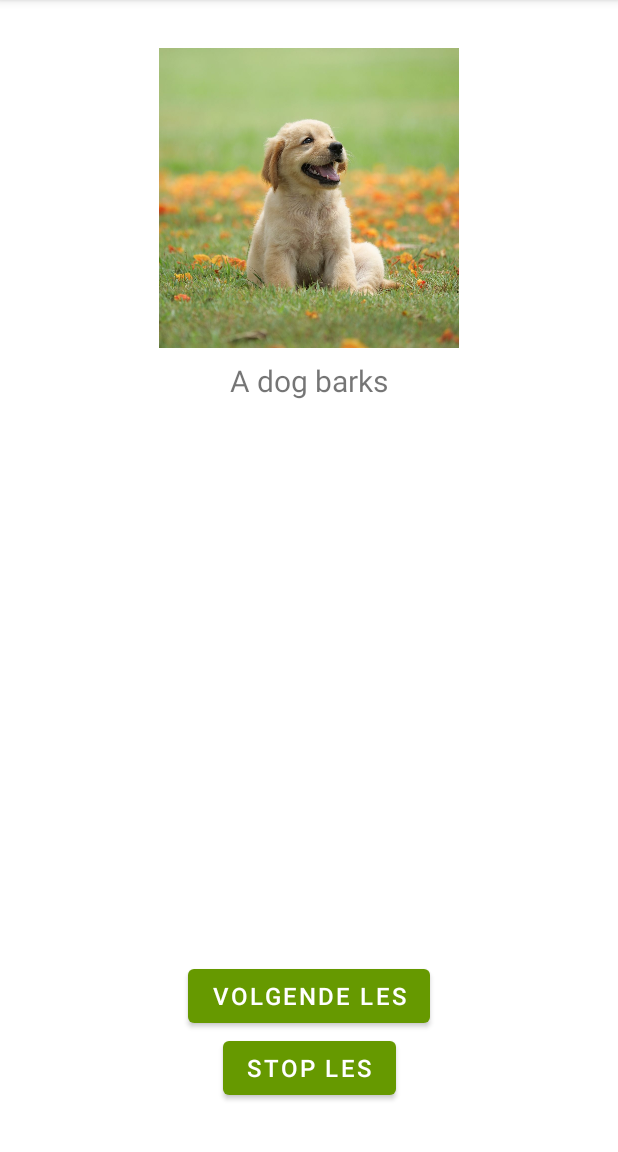
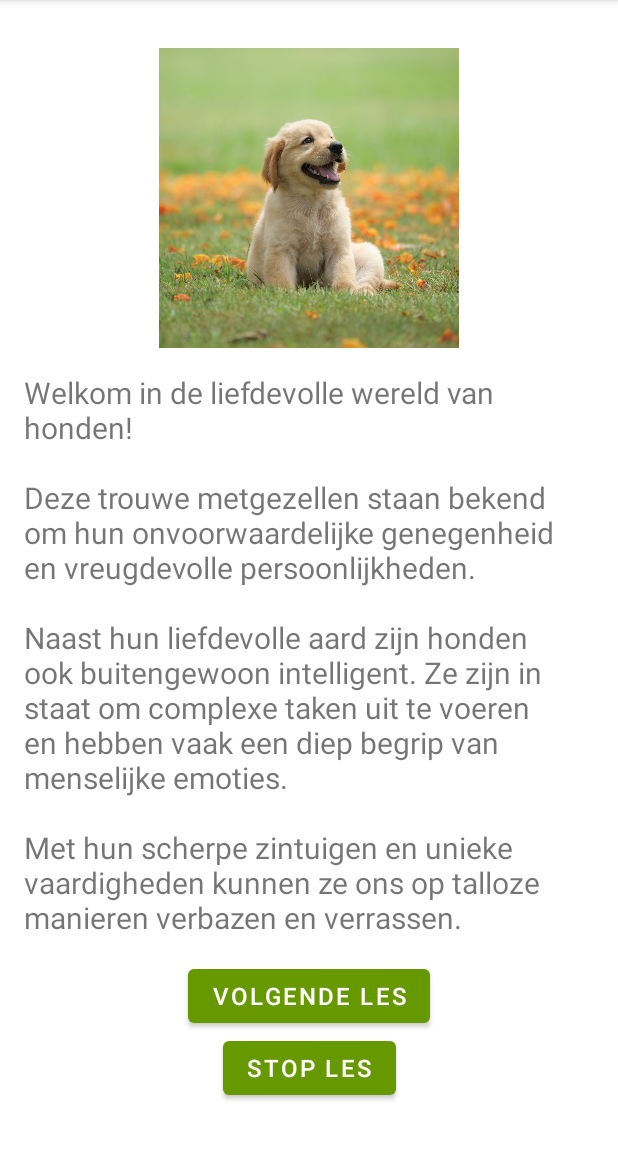
Before and after one commit to HanneVerstraete/Animalia, an Android app: the screen it shows after launch (MainActivity), after a tap on "VOLGENDE LES", on a phone screen of 412 x 824 dp, the part 84-1236 px from its top. Run offline under Robolectric (Android 15) with nearby library versions, the phone set to English and light mode, and no system bars; our stand-ins replace data binding.

Commit message:
feature Lessons: add scrollview

```diff
--- a/app/src/main/java/com/example/animalia/LessonBook.kt
+++ b/app/src/main/java/com/example/animalia/LessonBook.kt
@@ -4,9 +4,19 @@ class LessonBook {
     var currentLesson = ""
 
     private val lessons = listOf(
-        "A dog barks",
-        "Stap binnen in de betoverende wereld van leeuwen! Wat hun zo speciaal maakt, is niet alleen hun indrukwekkende uiterlijk, maar ook hun buitengewone sociale structuur. Leeuwen leven in hechte familiegroepen, ook wel troepen genoemd, waarin je meestal 10 tot 30 leden vindt, waaronder vrouwtjes, welpen en enkele mannetjes. Een van de meest verbazingwekkende eigenschappen van leeuwen is hun snelheid en behendigheid, ondanks hun luie en kalme reputatie. Als jagers van nature kunnen ze snelheden tot wel 80 kilometer per uur bereiken in korte sprints. Dit maakt hen tot formidabele en succesvolle jagers, met een voorkeur voor grote herbivoren zoals zebra's en gnoes. Maar wat het echt opmerkelijk maakt, is hoe leeuwinnen samenwerken bij de jacht. Als een geolied voetbalteam werken ze slim samen om hun prooi te omsingelen voordat ze toeslaan. Deze vakkundige tactiek heeft ervoor gezorgd dat ze enkele van de meest succesvolle jagers in het dierenrijk zijn. En laten we het niet vergeten: de brul van een leeuw! Het is een oorverdovend en krachtig geluid dat tot wel 8 kilometer ver kan reiken. Deze majestueuze roep wordt gebruikt om territorium af te bakenen en om te communiceren met andere leden van de troep. Het is een manier om te laten zien wie de koning van het gebied is. Met hun opvallende manen en elegante, trotse houding zijn leeuwen een waar symbool van kracht en schoonheid in de natuur.",
-        "A duck quacks"
+        "Welkom in de liefdevolle wereld van honden!\n\n" +
+                "Deze trouwe metgezellen staan bekend om hun onvoorwaardelijke genegenheid en vreugdevolle persoonlijkheden.\n\n" +
+                "Naast hun liefdevolle aard zijn honden ook buitengewoon intelligent. Ze zijn in staat om complexe taken uit te voeren en hebben vaak een diep begrip van menselijke emoties.\n\n" +
+                "Met hun scherpe zintuigen en unieke vaardigheden kunnen ze ons op talloze manieren verbazen en verrassen.",
+        "Stap binnen in de betoverende wereld van leeuwen!\n\n" +
+                "Wat hun zo speciaal maakt, is niet alleen hun indrukwekkende uiterlijk, maar ook hun buitengewone sociale structuur. Leeuwen leven in hechte familiegroepen, ook wel troepen genoemd, waarin je meestal 10 tot 30 leden vindt, waaronder vrouwtjes, welpen en enkele mannetjes.\n\n" +
+                "Een van de meest verbazingwekkende eigenschappen van leeuwen is hun snelheid en behendigheid, ondanks hun luie en kalme reputatie. Als jagers van nature kunnen ze snelheden tot wel 80 kilometer per uur bereiken in korte sprints. Dit maakt hen tot formidabele en succesvolle jagers, met een voorkeur voor grote herbivoren zoals zebra's en gnoes.\n\n" +
+                "En laten we het niet vergeten: de brul van een leeuw! Het is een oorverdovend en krachtig geluid dat tot wel 8 kilometer ver kan reiken. Deze majestueuze roep wordt gebruikt om territorium af te bakenen en om te communiceren met andere leden van de troep. Het is een manier om te laten zien wie de koning van het gebied is.\n\n" +
+                "Met hun opvallende manen en elegante, trotse houding zijn leeuwen een waar symbool van kracht en schoonheid in de natuur.",
+        "Welkom in de charmante wereld van eenden!\n\n" +
+                "Deze gevederde vrienden staan bekend om hun speelse en levendige karakter. Eenden voelen zich als een vis in het water en zijn meesters in het zwemmen en duiken.\n\n" +
+                "Eenden zijn ook verrassend slim. Ze hebben een goed ontwikkeld navigatievermogen en kunnen hun weg vinden over lange afstanden tijdens hun jaarlijkse migraties.\n\n" +
+                "Met hun ondeugende geest en innemende persoonlijkheden blijven eenden een bron van verwondering en inspiratie voor ons allemaal!"
     )
 
     fun getNextLesson(lessonNumber: Int) {
--- a/app/src/main/res/layout/activity_main.xml
+++ b/app/src/main/res/layout/activity_main.xml
@@ -18,31 +18,48 @@
         android:orientation="vertical"
         tools:context=".MainActivity">
 
+        <ScrollView
+            android:id="@+id/lesson_scrollview"
+            android:layout_width="match_parent"
+            android:layout_height="0dp"
+            android:layout_marginStart="16dp"
+            android:layout_marginTop="8dp"
+            android:layout_marginEnd="16dp"
+            android:layout_marginBottom="16dp"
+            app:layout_constraintBottom_toTopOf="@+id/nextlesson_button"
+            app:layout_constraintEnd_toEndOf="parent"
+            app:layout_constraintStart_toStartOf="parent"
+            app:layout_constraintTop_toBottomOf="@+id/animal_image">
+
+            <LinearLayout
+                android:layout_width="match_parent"
+                android:layout_height="wrap_content"
+                android:orientation="vertical">
+
+                <TextView
+                    android:id="@+id/lesson_textview"
+                    style="@style/text_regular"
+                    android:layout_width="wrap_content"
+                    android:layout_height="wrap_content"
+                    android:layout_marginTop="8dp"
+                    android:layout_marginBottom="32dp"
+                    android:text="@{lessonBook.currentLesson}"
+                    tools:text="Here comes a lesson" />
+            </LinearLayout>
+        </ScrollView>
+
         <ImageView
             android:id="@+id/animal_image"
             android:layout_width="200dp"
             android:layout_height="200dp"
             android:layout_marginTop="32dp"
             android:contentDescription="@string/description_image_lesson"
-            app:layout_constraintBottom_toTopOf="@+id/lesson_textview"
+            app:layout_constraintBottom_toTopOf="@+id/lesson_scrollview"
             app:layout_constraintEnd_toEndOf="parent"
             app:layout_constraintStart_toStartOf="parent"
             app:layout_constraintTop_toTopOf="parent"
             app:srcCompat="@drawable/empty_vector"
             tools:srcCompat="@drawable/dog" />
-
-        <TextView
-            android:id="@+id/lesson_textview"
-            style="@style/text_regular"
-            android:layout_width="wrap_content"
-            android:layout_height="wrap_content"
-            android:layout_marginTop="8dp"
-            android:layout_marginBottom="32dp"
-            android:text="@{lessonBook.currentLesson}"
-            app:layout_constraintEnd_toEndOf="parent"
-            app:layout_constraintStart_toStartOf="parent"
-            app:layout_constraintTop_toBottomOf="@+id/animal_image"
-            tools:text="Here comes a lesson" />
 
         <Button
             android:id="@+id/nextlesson_button"
```
